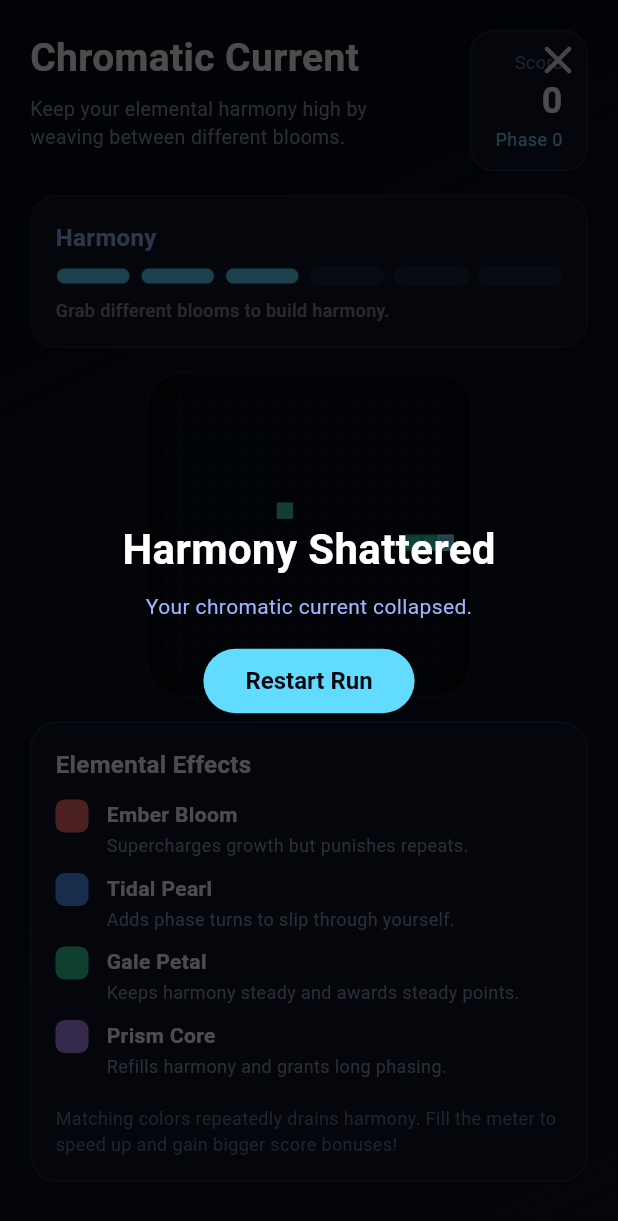
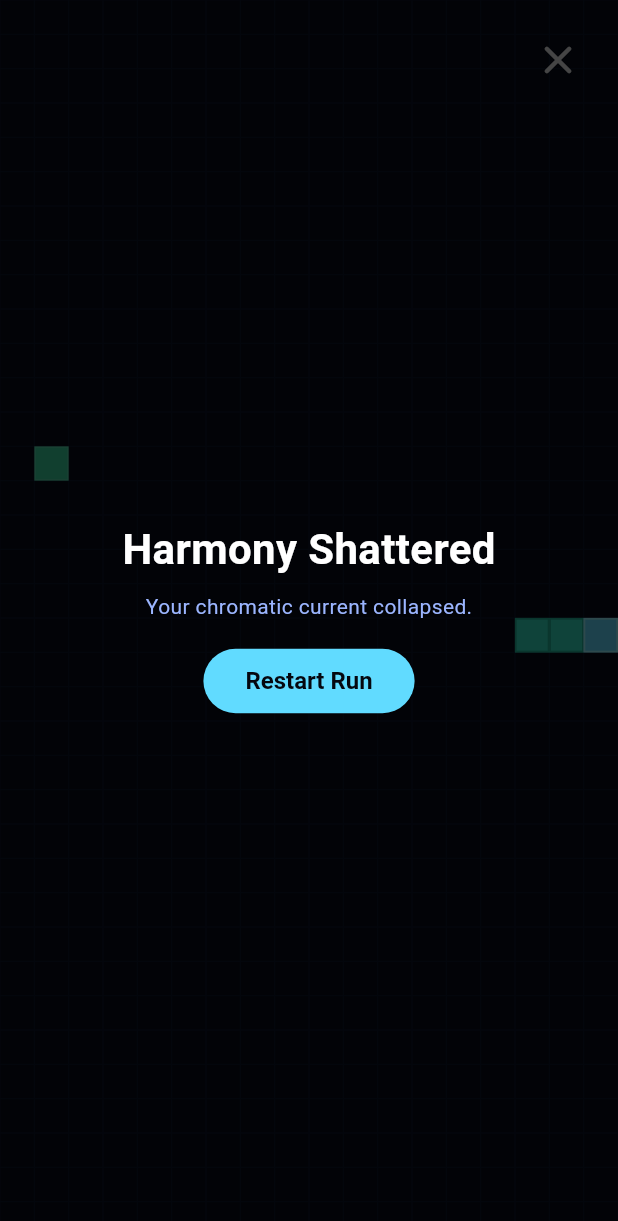
Before and after one commit to fencingbuddha/Snakelike, a Flutter app: the GameScreen widget shown alone on an empty page, opened directly with empty values, on a phone screen of 412 x 824 dp. Shown: the top 1221 px of the screen. Run offline on Flutter 3.47's test engine with Material 3 defaults, Android fonts, the phone set to English and light mode, and no system bars; Roboto replaces fonts that are missing (SF Pro Display).

Commit message:
base layer complete

```diff
--- a/lib/engine/game_config.dart
+++ b/lib/engine/game_config.dart
@@ -1,5 +1,6 @@
 class GameConfig {
-  static const int gridSize = 18;
+  static const int gridWidth = 18;
+  static const int minGridHeight = 18;
   static const int minHarmony = 0;
   static const int maxHarmony = 6;
   static const int maxPhaseTurns = 12;
--- a/lib/engine/snake_game_engine.dart
+++ b/lib/engine/snake_game_engine.dart
@@ -73,16 +73,27 @@ class SnakeGameState {
 
 class SnakeGameEngine {
   SnakeGameEngine({
+    required this.gridWidth,
+    required this.gridHeight,
     required SnakeGameState initial,
     Random? random,
   }) : _random = random ?? Random() {
     this.state = initial;
   }
 
-  factory SnakeGameEngine.standard({Random? random}) {
+  final int gridWidth;
+  final int gridHeight;
+
+  factory SnakeGameEngine.standard({
+    required int gridWidth,
+    required int gridHeight,
+    Random? random,
+  }) {
     final rng = random ?? Random();
     return SnakeGameEngine(
-      initial: _createInitialState(rng),
+      gridWidth: gridWidth,
+      gridHeight: gridHeight,
+      initial: _createInitialState(gridWidth, gridHeight, rng),
       random: rng,
     );
   }
@@ -94,7 +105,7 @@ class SnakeGameEngine {
   set state(SnakeGameState next) => _state = next;
 
   void reset() {
-    state = _createInitialState(_random);
+    state = _createInitialState(gridWidth, gridHeight, _random);
   }
 
   void queueDirection(Direction direction) {
@@ -114,19 +125,25 @@ class SnakeGameEngine {
     final direction = current.queuedDirection;
     final newHead = current.head.offset(direction);
 
-    if (_isOutOfBounds(newHead)) {
+    if (_isOutOfBounds(newHead, gridWidth, gridHeight)) {
       state = current.copyWith(isGameOver: true);
       return;
     }
 
-    final body = <GridPosition>[newHead, ...current.snake];
+    final tail = current.snake.last;
+    final consumedFood = current.food.position == newHead;
+    final willGrow = consumedFood || current.growth > 0;
     final intersectsBody = current.snake.skip(1).contains(newHead);
     final phaseActive = current.phaseTurns > 0;
     if (intersectsBody && !phaseActive) {
-      state = current.copyWith(isGameOver: true);
-      return;
+      final tailEscaping = newHead == tail && !willGrow;
+      if (!tailEscaping) {
+        state = current.copyWith(isGameOver: true);
+        return;
+      }
     }
 
+    final body = <GridPosition>[newHead, ...current.snake];
     var growth = current.growth;
     var phaseTurns = current.phaseTurns;
     var score = current.score;
@@ -134,8 +151,6 @@ class SnakeGameEngine {
     var lastFood = current.lastFood;
     var snake = body;
     var food = current.food;
-
-    final consumedFood = food.position == newHead;
 
     if (consumedFood) {
       final metadata = food.type;
@@ -157,7 +172,7 @@ class SnakeGameEngine {
 
       growth += metadata.bonusGrowth;
       lastFood = food.type;
-      food = _spawnFood(_random, snake);
+      food = _spawnFood(_random, snake, gridWidth, gridHeight);
     } else {
       if (growth > 0) {
         growth -= 1;
@@ -185,9 +200,13 @@ class SnakeGameEngine {
   }
 }
 
-SnakeGameState _createInitialState(Random random) {
-  final snake = _initialSnake();
-  final food = _spawnFood(random, snake);
+SnakeGameState _createInitialState(
+  int gridWidth,
+  int gridHeight,
+  Random random,
+) {
+  final snake = _initialSnake(gridWidth, gridHeight);
+  final food = _spawnFood(random, snake, gridWidth, gridHeight);
   return SnakeGameState(
     snake: snake,
     direction: Direction.right,
@@ -202,21 +221,27 @@ SnakeGameState _createInitialState(Random random) {
   );
 }
 
-List<GridPosition> _initialSnake() {
-  final center = GameConfig.gridSize ~/ 2;
+List<GridPosition> _initialSnake(int gridWidth, int gridHeight) {
+  final centerX = gridWidth ~/ 2;
+  final centerY = gridHeight ~/ 2;
   return <GridPosition>[
-    GridPosition(center + 1, center),
-    GridPosition(center, center),
-    GridPosition(center - 1, center),
+    GridPosition(centerX + 1, centerY),
+    GridPosition(centerX, centerY),
+    GridPosition(centerX - 1, centerY),
   ];
 }
 
-Food _spawnFood(Random random, List<GridPosition> excluding) {
+Food _spawnFood(
+  Random random,
+  List<GridPosition> excluding,
+  int gridWidth,
+  int gridHeight,
+) {
   final occupied = excluding.toSet();
   final freeCells = <GridPosition>[];
 
-  for (var y = 0; y < GameConfig.gridSize; y += 1) {
-    for (var x = 0; x < GameConfig.gridSize; x += 1) {
+  for (var y = 0; y < gridHeight; y += 1) {
+    for (var x = 0; x < gridWidth; x += 1) {
       final position = GridPosition(x, y);
       if (!occupied.contains(position)) {
         freeCells.add(position);
@@ -253,9 +278,9 @@ FoodType _pickFoodType(Random random) {
   return FoodType.gale;
 }
 
-bool _isOutOfBounds(GridPosition position) {
+bool _isOutOfBounds(GridPosition position, int gridWidth, int gridHeight) {
   return position.x < 0 ||
       position.y < 0 ||
-      position.x >= GameConfig.gridSize ||
-      position.y >= GameConfig.gridSize;
+      position.x >= gridWidth ||
+      position.y >= gridHeight;
 }
--- a/lib/main.dart
+++ b/lib/main.dart
@@ -1,6 +1,7 @@
-import 'dart:async';
+import 'dart:math';
 
 import 'package:flutter/material.dart';
+import 'package:flutter/scheduler.dart';
 
 import 'engine/direction.dart';
 import 'engine/food.dart';
@@ -116,7 +117,8 @@ class MainMenuScreen extends StatelessWidget {
                 style: ElevatedButton.styleFrom(
                   backgroundColor: const Color(0xff61dbff),
                   foregroundColor: const Color(0xff05070f),
-                  padding: const EdgeInsets.symmetric(horizontal: 48, vertical: 16),
+                  padding:
+                      const EdgeInsets.symmetric(horizontal: 48, vertical: 16),
                   shape: const StadiumBorder(),
                   textStyle: const TextStyle(
                     fontSize: 18,
@@ -146,60 +148,136 @@ class GameScreen extends StatefulWidget {
   State<GameScreen> createState() => _GameScreenState();
 }
 
-class _GameScreenState extends State<GameScreen> {
-  late SnakeGameEngine _engine;
-  Timer? _timer;
+class _GameScreenState extends State<GameScreen>
+    with SingleTickerProviderStateMixin {
+  SnakeGameEngine? _engine;
+  late final Ticker _ticker;
+  Duration? _lastTickTimestamp;
+  Duration _tickAccumulator = Duration.zero;
+  Offset _panDelta = Offset.zero;
+  bool _panDirectionCommitted = false;
 
   @override
   void initState() {
     super.initState();
-    _engine = SnakeGameEngine.standard();
-    _scheduleTick();
+    _ticker = createTicker(_handleTick)..start();
   }
 
   @override
   void dispose() {
-    _timer?.cancel();
+    _ticker.dispose();
     super.dispose();
   }
 
-  void _scheduleTick() {
-    _timer?.cancel();
-    if (_engine.state.isGameOver) {
+  void _ensureEngine(BoxConstraints constraints) {
+    final maxWidth = constraints.maxWidth;
+    final maxHeight = constraints.maxHeight;
+    if (maxWidth <= 0 || maxHeight <= 0) {
       return;
     }
-    _timer = Timer(_engine.state.tickInterval, () {
-      _engine.advance();
-      if (mounted) {
+
+    final gridWidth = GameConfig.gridWidth;
+    final cellSizeByWidth = maxWidth / gridWidth;
+    final possibleRows = maxHeight > 0
+        ? (maxHeight / cellSizeByWidth).floor()
+        : GameConfig.minGridHeight;
+    final targetHeight = max(GameConfig.minGridHeight, possibleRows);
+
+    if (_engine == null || _engine!.gridHeight != targetHeight) {
+      _engine = SnakeGameEngine.standard(
+        gridWidth: gridWidth,
+        gridHeight: targetHeight,
+      );
+      _tickAccumulator = Duration.zero;
+      _lastTickTimestamp = null;
+    }
+  }
+
+  void _handleTick(Duration elapsed) {
+    final engine = _engine;
+    if (engine == null) {
+      _lastTickTimestamp = elapsed;
+      return;
+    }
+
+    final previous = _lastTickTimestamp;
+    _lastTickTimestamp = elapsed;
+    if (previous == null) {
+      return;
+    }
+
+    _tickAccumulator += elapsed - previous;
+
+    var didAdvance = false;
+    while (true) {
+      final interval = engine.state.tickInterval;
+      if (_tickAccumulator < interval) {
+        break;
+      }
+      _tickAccumulator -= interval;
+      engine.advance();
+      didAdvance = true;
+      if (engine.state.isGameOver) {
+        _tickAccumulator = Duration.zero;
+        break;
+      }
+    }
+
+    if (didAdvance && mounted) {
       setState(() {});
-        _scheduleTick();
     }
-    });
   }
 
   void _restart() {
-    _engine.reset();
+    final engine = _engine;
+    if (engine == null) {
+      return;
+    }
+    engine.reset();
+    _tickAccumulator = Duration.zero;
+    _lastTickTimestamp = null;
     setState(() {});
-    _scheduleTick();
+  }
+
+  void _handlePanStart(DragStartDetails details) {
+    _panDelta = Offset.zero;
+    _panDirectionCommitted = false;
   }
 
   void _handlePanUpdate(DragUpdateDetails details) {
-    final dx = details.delta.dx;
-    final dy = details.delta.dy;
+    final engine = _engine;
+    if (engine == null) {
+      return;
+    }
+    _panDelta += details.delta;
+    if (_panDirectionCommitted) {
+      return;
+    }
+    const threshold = 12.0;
+    final dx = _panDelta.dx;
+    final dy = _panDelta.dy;
+    if (dx.abs() < threshold && dy.abs() < threshold) {
+      return;
+    }
     if (dx.abs() > dy.abs()) {
       if (dx > 0) {
-        _engine.queueDirection(Direction.right);
+        engine.queueDirection(Direction.right);
       } else {
-        _engine.queueDirection(Direction.left);
+        engine.queueDirection(Direction.left);
       }
     } else {
       if (dy > 0) {
-        _engine.queueDirection(Direction.down);
+        engine.queueDirection(Direction.down);
       } else {
-        _engine.queueDirection(Direction.up);
+        engine.queueDirection(Direction.up);
       }
     }
-    setState(() {});
+    _panDirectionCommitted = true;
+  }
+
+  void _handlePanEnd(DragEndDetails details) {
+    _panDelta = Offset.zero;
+    _panDirectionCommitted = false;
   }
 
   LinearGradient get _gradient => const LinearGradient(
@@ -210,32 +288,27 @@ class _GameScreenState extends State<GameScreen> {
 
   @override
   Widget build(BuildContext context) {
-    final state = _engine.state;
-
     return DecoratedBox(
       decoration: BoxDecoration(gradient: _gradient),
       child: SafeArea(
-        child: Stack(
+        child: LayoutBuilder(
+          builder: (context, constraints) {
+            _ensureEngine(constraints);
+            final engine = _engine;
+            if (engine == null) {
+              return const SizedBox.shrink();
+            }
+            final state = engine.state;
+            return Stack(
               children: [
-            Padding(
-              padding: const EdgeInsets.symmetric(horizontal: 20, vertical: 20),
-              child: Column(
-                crossAxisAlignment: CrossAxisAlignment.start,
-                children: [
-                  _Header(state: state),
-                  const SizedBox(height: 16),
-                  _HarmonyMeter(state: state),
-                  const SizedBox(height: 16),
-                  Expanded(
+                Positioned.fill(
                   child: _GameBoard(
                     state: state,
+                    gridWidth: engine.gridWidth,
+                    gridHeight: engine.gridHeight,
+                    onPanStart: _handlePanStart,
                     onPanUpdate: _handlePanUpdate,
-                    ),
-                  ),
-                  const SizedBox(height: 16),
-                  const _LegendPanel(),
-                  const SizedBox(height: 16),
-                ],
+                    onPanEnd: _handlePanEnd,
                   ),
                 ),
                 Positioned(
@@ -245,7 +318,7 @@ class _GameScreenState extends State<GameScreen> {
                     icon: const Icon(Icons.close_rounded, size: 32),
                     color: Colors.white.withOpacity(0.9),
                     onPressed: () {
-                  _timer?.cancel();
+                      _ticker.stop();
                       widget.onExit();
                     },
                   ),
@@ -257,217 +330,99 @@ class _GameScreenState extends State<GameScreen> {
                     ),
                   ),
               ],
+            );
+          },
         ),
       ),
     );
   }
 }
 
-class _Header extends StatelessWidget {
-  const _Header({required this.state});
+class _GameBoard extends StatelessWidget {
+  const _GameBoard({
+    required this.state,
+    required this.gridWidth,
+    required this.gridHeight,
+    required this.onPanStart,
+    required this.onPanUpdate,
+    required this.onPanEnd,
+  });
 
   final SnakeGameState state;
+  final int gridWidth;
+  final int gridHeight;
+  final GestureDragStartCallback onPanStart;
+  final GestureDragUpdateCallback onPanUpdate;
+  final GestureDragEndCallback onPanEnd;
 
   @override
   Widget build(BuildContext context) {
-    final clampedPhase = state.phaseTurns.clamp(0, GameConfig.maxPhaseTurns).toInt();
-    return Row(
-      crossAxisAlignment: CrossAxisAlignment.start,
-      children: [
-        Expanded(
-          child: Column(
-            crossAxisAlignment: CrossAxisAlignment.start,
-            children: const [
-              Text(
-                'Chromatic Current',
-                style: TextStyle(
-                  fontSize: 26,
-                  fontWeight: FontWeight.bold,
-                  color: Colors.white,
+    return GestureDetector(
+      onPanStart: onPanStart,
+      onPanUpdate: onPanUpdate,
+      onPanEnd: onPanEnd,
+      child: DecoratedBox(
+        decoration: const BoxDecoration(
+          color: Color(0xff05070f),
         ),
-              ),
-              SizedBox(height: 6),
-              Text(
-                'Keep your elemental harmony high by weaving between different blooms.',
-                style: TextStyle(
-                  fontSize: 13,
-                  color: Color(0xff8f9bb5),
-                ),
-              ),
-            ],
-          ),
-        ),
-        const SizedBox(width: 16),
-        Container(
-          padding: const EdgeInsets.symmetric(horizontal: 16, vertical: 12),
-          decoration: BoxDecoration(
-            color: const Color(0xff0d1324),
-            borderRadius: BorderRadius.circular(16),
-            border: Border.all(color: const Color(0xff1f2a4c)),
-          ),
-          child: Column(
-            crossAxisAlignment: CrossAxisAlignment.end,
-            children: [
-              const Text(
-                'Score',
-                style: TextStyle(
-                  fontSize: 12,
-                  color: Color(0xff6c7aa1),
-                ),
-              ),
-              Text(
-                '${state.score}',
-                style: const TextStyle(
-                  fontSize: 24,
-                  fontWeight: FontWeight.bold,
-                  color: Colors.white,
-                ),
-              ),
-              Text(
-                'Phase $clampedPhase',
-                style: const TextStyle(
-                  fontSize: 12,
-                  color: Color(0xff7dd3fc),
-                ),
-              ),
-            ],
-          ),
-        ),
-      ],
-    );
-  }
-}
-
-class _HarmonyMeter extends StatelessWidget {
-  const _HarmonyMeter({required this.state});
-
-  final SnakeGameState state;
-
-  @override
-  Widget build(BuildContext context) {
-    final segments = state.harmonySegments;
-
-    return Container(
-      padding: const EdgeInsets.all(16),
-      decoration: BoxDecoration(
-        color: const Color(0xff0d1324),
-        borderRadius: BorderRadius.circular(18),
-        border: Border.all(color: const Color(0xff1b243d)),
-      ),
-      child: Column(
-        crossAxisAlignment: CrossAxisAlignment.start,
-        children: [
-          const Text(
-            'Harmony',
-            style: TextStyle(
-              fontSize: 16,
-              fontWeight: FontWeight.w600,
-              color: Color(0xff9bb5ff),
-            ),
-          ),
-          const SizedBox(height: 8),
-          Row(
-            children: [
-              for (final (index, filled) in segments.indexed)
-                Expanded(
-                  child: Container(
-                    margin: EdgeInsets.only(right: index == segments.length - 1 ? 0 : 6),
-                    height: 12,
-                    decoration: BoxDecoration(
-                      color: filled ? const Color(0xff61dbff) : const Color(0xff1a2542),
-                      borderRadius: BorderRadius.circular(6),
-                      border: Border.all(color: const Color(0xff1b243d)),
+        child: SizedBox.expand(
+          child: CustomPaint(
+            painter: _BoardPainter(
+              state,
+              gridWidth: gridWidth,
+              gridHeight: gridHeight,
             ),
           ),
         ),
-            ],
-          ),
-          const SizedBox(height: 8),
-          Text(
-            state.lastFood != null
-                ? 'Last: ${state.lastFood!.label}'
-                : 'Grab different blooms to build harmony.',
-            style: TextStyle(
-              fontSize: 12,
-              fontWeight: FontWeight.w500,
-              color: state.lastFood != null
-                  ? Color(state.lastFood!.colorHex)
-                  : Colors.white.withOpacity(0.5),
-            ),
-          ),
-        ],
       ),
     );
   }
 }
 
-class _GameBoard extends StatelessWidget {
-  const _GameBoard({required this.state, required this.onPanUpdate});
+class _BoardPainter extends CustomPainter {
+  _BoardPainter(
+    this.state, {
+    required this.gridWidth,
+    required this.gridHeight,
+  });
 
   final SnakeGameState state;
-  final GestureDragUpdateCallback onPanUpdate;
-
-  @override
-  Widget build(BuildContext context) {
-    return LayoutBuilder(
-      builder: (context, constraints) {
-        final boardSize = constraints.biggest.shortestSide;
-        return Center(
-          child: GestureDetector(
-            onPanUpdate: onPanUpdate,
-            child: SizedBox(
-              width: boardSize,
-              height: boardSize,
-              child: DecoratedBox(
-                decoration: BoxDecoration(
-                  color: const Color(0xff05070f),
-                  borderRadius: BorderRadius.circular(24),
-                  border: Border.all(color: const Color(0xff10182d)),
-                ),
-                child: Padding(
-                  padding: const EdgeInsets.all(12),
-                  child: ClipRRect(
-                    borderRadius: BorderRadius.circular(18),
-                    child: CustomPaint(
-                      painter: _BoardPainter(state),
-                    ),
-                  ),
-                ),
-              ),
-            ),
-          ),
-        );
-      },
-    );
-  }
-}
-
-class _BoardPainter extends CustomPainter {
-  _BoardPainter(this.state);
-
-  final SnakeGameState state;
+  final int gridWidth;
+  final int gridHeight;
 
   @override
   void paint(Canvas canvas, Size size) {
-    final cellSize = size.width / GameConfig.gridSize;
+    final widthPerCell = size.width / gridWidth;
+    final heightPerCell = size.height / gridHeight;
+    final cellSize = min(widthPerCell, heightPerCell);
+    final boardWidth = cellSize * gridWidth;
+    final boardHeight = cellSize * gridHeight;
+    final offsetX = (size.width - boardWidth) / 2;
+    final offsetY = 0.0;
+    final boardRect = Rect.fromLTWH(offsetX, offsetY, boardWidth, boardHeight);
     final borderPaint = Paint()
       ..color = const Color(0xff0b1329)
       ..style = PaintingStyle.stroke
       ..strokeWidth = 0.6;
 
     final backgroundPaint = Paint()..color = const Color(0xff070b18);
-    canvas.drawRect(Offset.zero & size, backgroundPaint);
+    canvas.drawRect(boardRect, backgroundPaint);
 
-    for (var y = 0; y < GameConfig.gridSize; y += 1) {
-      for (var x = 0; x < GameConfig.gridSize; x += 1) {
-        final rect = Rect.fromLTWH(x * cellSize, y * cellSize, cellSize, cellSize);
+    for (var y = 0; y < gridHeight; y += 1) {
+      for (var x = 0; x < gridWidth; x += 1) {
+        final rect = Rect.fromLTWH(
+          offsetX + (x * cellSize),
+          offsetY + (y * cellSize),
+          cellSize,
+          cellSize,
+        );
         canvas.drawRect(rect, borderPaint);
       }
     }
 
     final foodRect = Rect.fromLTWH(
-      state.food.position.x * cellSize,
-      state.food.position.y * cellSize,
+      offsetX + state.food.position.x * cellSize,
+      offsetY + state.food.position.y * cellSize,
       cellSize,
       cellSize,
     );
@@ -483,7 +438,12 @@ class _BoardPainter extends CustomPainter {
 
     for (var i = state.snake.length - 1; i >= 0; i -= 1) {
       final segment = state.snake[i];
-      final rect = Rect.fromLTWH(segment.x * cellSize, segment.y * cellSize, cellSize, cellSize);
+      final rect = Rect.fromLTWH(
+        offsetX + segment.x * cellSize,
+        offsetY + segment.y * cellSize,
+        cellSize,
+        cellSize,
+      );
       final paint = Paint()
         ..color = i == 0 ? const Color(0xff61dbff) : const Color(0xff32e0c4);
       final border = Paint()
@@ -497,7 +457,9 @@ class _BoardPainter extends CustomPainter {
 
   @override
   bool shouldRepaint(covariant _BoardPainter oldDelegate) =>
-      oldDelegate.state != state;
+      oldDelegate.state != state ||
+      oldDelegate.gridWidth != gridWidth ||
+      oldDelegate.gridHeight != gridHeight;
 }
 
 class _LegendPanel extends StatelessWidget {
@@ -614,7 +576,8 @@ class _GameOverOverlay extends StatelessWidget {
               style: ElevatedButton.styleFrom(
                 backgroundColor: const Color(0xff61dbff),
                 foregroundColor: const Color(0xff05070f),
-                padding: const EdgeInsets.symmetric(horizontal: 28, vertical: 12),
+                padding:
+                    const EdgeInsets.symmetric(horizontal: 28, vertical: 12),
                 shape: const StadiumBorder(),
                 textStyle: const TextStyle(
                   fontSize: 16,
```
Also changed, not shown: 2 other files. Lines whose indentation alone changed are shown as unchanged.
